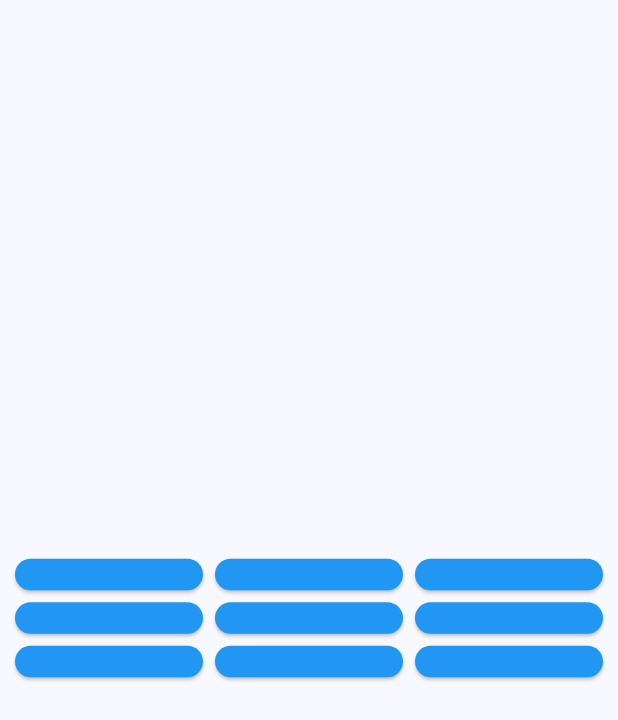
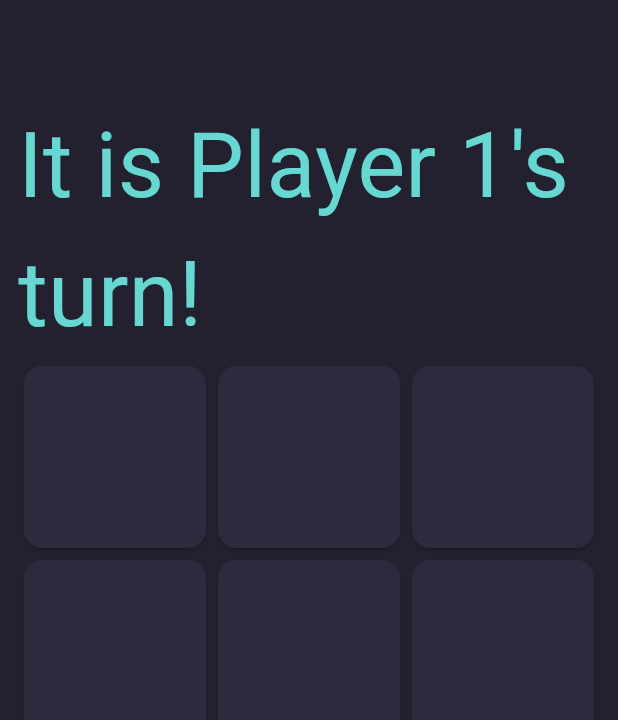
Before and after one commit to Lunsworth38/TicTacToe, a Flutter app: the screen it shows after launch, on a phone screen of 412 x 824 dp. Shown: the top 720 px of the screen. Run offline on Flutter 3.47's test engine with Material 3 defaults, Android fonts, the phone set to English and light mode, and no system bars.

Commit message:
Added tiles

```diff
--- a/lib/components/game_tile.dart
+++ b/lib/components/game_tile.dart
@@ -1,28 +1,36 @@
 import 'package:flutter/material.dart';
 
 class GameTile extends StatelessWidget {
-  final double? value;
+  final int? value;
+  final Function() onTap;
 
-  GameTile({required this.value, super.key});
+  const GameTile({required this.value, required this.onTap, super.key});
 
   showSymbol() {
     if (value == null) {
-      return const Text("");
-    }
-    if (value == 0) {
-      return const Text("O");
+      return const Text(
+        "",
+      );
     }
     if (value == 1) {
-      return const Text("1");
+      return const Text("O",
+          style: TextStyle(
+              fontFamily: 'calibri', fontSize: 100, color: Color(0xFF66D7D1)));
+    }
+    if (value == 2) {
+      return const Text("X",
+          style: TextStyle(
+              fontFamily: 'calibri', fontSize: 100, color: Color(0xFFFC7753)));
     }
   }
 
   @override
   Widget build(BuildContext context) {
-    return Expanded(
+    return GestureDetector(
+        onTap: onTap,
         child: Card(
-      color: Colors.blue,
-      child: showSymbol(),
-    ));
+          color: const Color(0xFF2c2a3c),
+          child: Center(child: showSymbol()),
+        ));
   }
 }
--- a/lib/main.dart
+++ b/lib/main.dart
@@ -17,56 +17,109 @@ class MyApp extends StatelessWidget {
         colorScheme: ColorScheme.fromSeed(seedColor: Colors.blue),
         useMaterial3: true,
       ),
-      home: MyHomePage(title: 'Flutter Demo Home Page'),
+      home: const MyHomePage(),
     );
   }
 }
 
 class MyHomePage extends StatefulWidget {
-  MyHomePage({super.key, required this.title});
-
-  final tilesState = [null, null, null, null, null, null, null, null, null];
-  final String title;
+  const MyHomePage({super.key});
 
   @override
   State<MyHomePage> createState() => _MyHomePageState();
 }
 
 class _MyHomePageState extends State<MyHomePage> {
+  List<int?> tilesState = [
+    null,
+    null,
+    null,
+    null,
+    null,
+    null,
+    null,
+    null,
+    null
+  ];
+  int currentPlayerTurn = 1;
+
+  final row1 = [0, 1, 2];
+  final row2 = [3, 4, 5];
+  final row3 = [6, 7, 8];
+  final col1 = [0, 3, 6];
+  final col2 = [1, 4, 7];
+  final col3 = [2, 5, 8];
+  final diag1 = [0, 4, 8];
+  final diag2 = [2, 4, 6];
+
+  onTileTap(index, player) {
+    int nextPlayer() {
+      if (player == 1) {
+        return 2;
+      }
+      if (player == 2) {
+        return 1;
+      }
+      throw Error();
+    }
+
+    setState(() {
+      tilesState[index] = player;
+      currentPlayerTurn = nextPlayer();
+    });
+  }
+
+  playerColor() {
+    if (currentPlayerTurn == 1) {
+      return const Color(0xFF66D7D1);
+    }
+    if (currentPlayerTurn == 2) {
+      return const Color(0xFFFC7753);
+    }
+    throw Error();
+  }
+
   @override
   Widget build(BuildContext context) {
+    print(currentPlayerTurn);
+    print(tilesState);
+    List<Widget> tiles = [
+      GameTile(
+          value: tilesState[0], onTap: () => onTileTap(0, currentPlayerTurn)),
+      GameTile(
+          value: tilesState[1], onTap: () => onTileTap(1, currentPlayerTurn)),
+      GameTile(
+          value: tilesState[2], onTap: () => onTileTap(2, currentPlayerTurn)),
+      GameTile(
+          value: tilesState[3], onTap: () => onTileTap(3, currentPlayerTurn)),
+      GameTile(
+          value: tilesState[4], onTap: () => onTileTap(4, currentPlayerTurn)),
+      GameTile(
+          value: tilesState[5], onTap: () => onTileTap(5, currentPlayerTurn)),
+      GameTile(
+          value: tilesState[6], onTap: () => onTileTap(6, currentPlayerTurn)),
+      GameTile(
+          value: tilesState[7], onTap: () => onTileTap(7, currentPlayerTurn)),
+      GameTile(
+          value: tilesState[8], onTap: () => onTileTap(8, currentPlayerTurn)),
+    ];
     return Scaffold(
-      body: Center(
-          child: Container(
-        height: 400,
-        width: 400,
-        child: Column(
-          mainAxisAlignment: MainAxisAlignment.center,
-          children: <Widget>[
-            Row(
-              children: [
-                GameTile(value: widget.tilesState[0]),
-                GameTile(value: widget.tilesState[1]),
-                GameTile(value: widget.tilesState[2]),
-              ],
-            ),
-            Row(
-              children: [
-                GameTile(value: widget.tilesState[3]),
-                GameTile(value: widget.tilesState[4]),
-                GameTile(value: widget.tilesState[5]),
-              ],
-            ),
-            Row(
-              children: [
-                GameTile(value: widget.tilesState[6]),
-                GameTile(value: widget.tilesState[7]),
-                GameTile(value: widget.tilesState[8]),
-              ],
-            ),
-          ],
-        ),
-      )),
-    );
+        backgroundColor: const Color(0xFF232130),
+        body: Padding(
+            padding: const EdgeInsets.symmetric(horizontal: 12),
+            child: Column(children: [
+              const SizedBox(height: 68),
+              Text(
+                "It is Player $currentPlayerTurn's turn!",
+                style: TextStyle(fontSize: 60, color: playerColor()),
+              ),
+              Center(
+                child: GridView.count(
+                  shrinkWrap: true,
+                  crossAxisCount: 3,
+                  children: tiles,
+                ),
+              )
+            ])));
   }
 }
```
